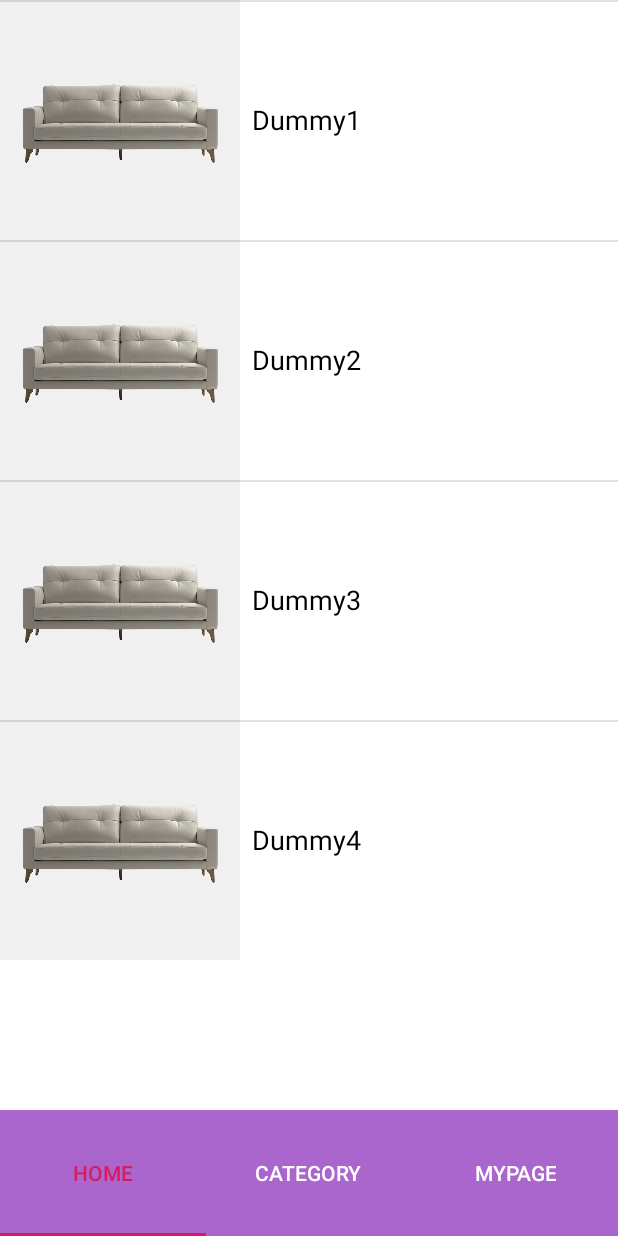
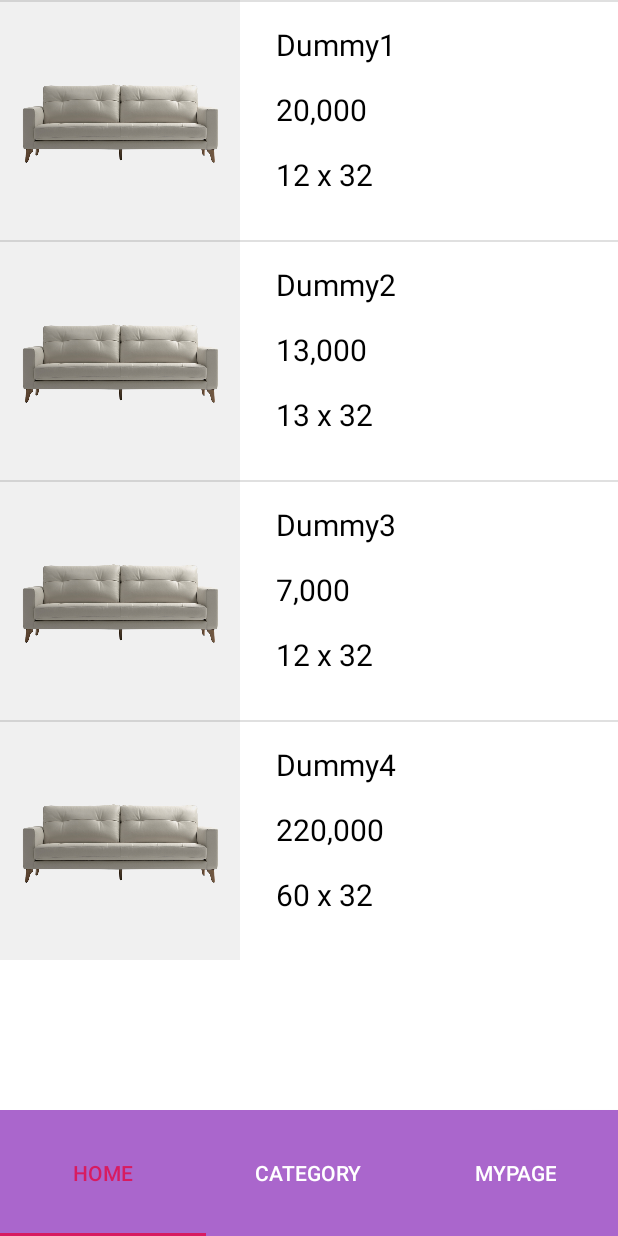
Before and after one commit to hglee93/2019spring_41class_team1, an Android app: the screen it shows after launch (MainActivity), on a phone screen of 412 x 824 dp. Run offline under Robolectric (Android 15) with nearby library versions, the phone set to English and light mode, and no system bars.

Commit message:
Add onClickListener to the RecyclerView in Home fragment
I added onClickListener() function to RecyclerView.
when a item is clicked, App shows "item clicked" toast message now.

```diff
--- a/src/app/src/main/java/com/team/gajimarket/adapter/RecyclerAdapter.java
+++ b/src/app/src/main/java/com/team/gajimarket/adapter/RecyclerAdapter.java
@@ -4,6 +4,7 @@
 import android.view.LayoutInflater;
 import android.view.View;
 import android.view.ViewGroup;
+import android.widget.RelativeLayout;
 import android.widget.TextView;
 
 import com.team.gajimarket.R;
@@ -16,20 +17,17 @@
  */
 
 public class RecyclerAdapter extends RecyclerView.Adapter<RecyclerAdapter.ItemViewHolder> {
-    ArrayList<RecyclerItem> mItems;
 
-    // 커스텀 뷰홀더
-    // item layout 에 존재하는 위젯들을 바인딩합니다.
-    class ItemViewHolder extends RecyclerView.ViewHolder{
-        private TextView textView;
-        public ItemViewHolder(View itemView) {
-            super(itemView);
-            textView = (TextView) itemView.findViewById(R.id.itemNameTv);
-        }
+    public interface OnItemClickListener {
+        void onItemClick(RecyclerItem item);
     }
 
-    public RecyclerAdapter(ArrayList<RecyclerItem> items){
-        mItems = items;
+    private final ArrayList<RecyclerItem> mItems;
+    private final OnItemClickListener listener;
+
+    public RecyclerAdapter(ArrayList<RecyclerItem> items, OnItemClickListener listener){
+        this.mItems = items;
+        this.listener = listener;
     }
 
     // 새로운 뷰 홀더 생성
@@ -42,7 +40,10 @@
     // View 의 내용을 해당 포지션의 데이터로 바꿉니다.
     @Override
     public void onBindViewHolder(ItemViewHolder holder, int position) {
-        holder.textView.setText(mItems.get(position).getName());
+        //holder.tvName.setText(mItems.get(position).getName());
+        //holder.tvPrice.setText(mItems.get(position).getPrice());
+        //holder.tvSize.setText(mItems.get(position).getSize());
+        holder.bind(mItems.get(position), listener);
     }
 
     // 데이터 셋의 크기를 리턴해줍니다.
@@ -50,4 +51,32 @@
     public int getItemCount() {
         return mItems.size();
     }
+
+    // 커스텀 뷰홀더
+    // item layout 에 존재하는 위젯들을 바인딩합니다.
+    static class ItemViewHolder extends RecyclerView.ViewHolder{
+        private TextView tvName;
+        private TextView tvPrice;
+        private TextView tvSize;
+        private RelativeLayout layoutItem;
+
+        public ItemViewHolder(View itemView) {
+            super(itemView);
+            tvName = (TextView) itemView.findViewById(R.id.tvItemName);
+            tvPrice = (TextView) itemView.findViewById(R.id.tvItemPrice);
+            tvSize = (TextView) itemView.findViewById(R.id.tvItemSize);
+            layoutItem = (RelativeLayout) itemView.findViewById(R.id.itemView);
+        }
+        public void bind(final RecyclerItem item, final OnItemClickListener listener) {
+            tvName.setText(item.getName());
+            tvPrice.setText(item.getPrice());
+            tvSize.setText(item.getSize());
+            itemView.setOnClickListener(new View.OnClickListener() {
+                @Override
+                public void onClick(View v) {
+                    listener.onItemClick(item);
+                }
+            });
+        }
+    }
 }
--- a/src/app/src/main/java/com/team/gajimarket/fragment/FragmentHome.java
+++ b/src/app/src/main/java/com/team/gajimarket/fragment/FragmentHome.java
@@ -10,6 +10,7 @@
 import android.view.LayoutInflater;
 import android.view.View;
 import android.view.ViewGroup;
+import android.widget.Toast;
 
 import com.team.gajimarket.R;
 import com.team.gajimarket.activity.MainActivity;
@@ -19,15 +20,18 @@
 import java.util.ArrayList;
 
 public class FragmentHome extends Fragment {
+
+    private MainActivity mainActivity;
     private RecyclerView recyclerView;
     private RecyclerView.Adapter mAdapter;
     private RecyclerView.LayoutManager layoutManager;
-    private MainActivity mainActivity;
+
     @Override
     public void onAttach(Context context) {
         mainActivity = (MainActivity)getActivity();
         super.onAttach(context);
     }
+
     @Nullable
     @Override
     public View onCreateView(@NonNull LayoutInflater inflater, @Nullable ViewGroup container, @Nullable Bundle savedInstanceState) {
@@ -38,13 +42,19 @@
         recyclerView.setLayoutManager(layoutManager);
 
         ArrayList<RecyclerItem> Dataset = new ArrayList<>();
-        Dataset.add(new RecyclerItem("Dummy1"));
-        Dataset.add(new RecyclerItem("Dummy2"));
-        Dataset.add(new RecyclerItem("Dummy3"));
-        Dataset.add(new RecyclerItem("Dummy4"));
+        Dataset.add(new RecyclerItem("Dummy1", "20,000", "12 x 32"));
+        Dataset.add(new RecyclerItem("Dummy2", "13,000", "13 x 32"));
+        Dataset.add(new RecyclerItem("Dummy3", "7,000", "12 x 32"));
+        Dataset.add(new RecyclerItem("Dummy4", "220,000", "60 x 32"));
 
-        mAdapter = new RecyclerAdapter(Dataset);
+        mAdapter = new RecyclerAdapter(Dataset, new RecyclerAdapter.OnItemClickListener(){
+            @Override
+            public void onItemClick(RecyclerItem item) {
+                Toast.makeText(mainActivity, "Item Clicked", Toast.LENGTH_LONG).show();
+            }
+        });
         recyclerView.setAdapter(mAdapter);
+
         return rootView;
     }
 
--- a/src/app/src/main/java/com/team/gajimarket/item/RecyclerItem.java
+++ b/src/app/src/main/java/com/team/gajimarket/item/RecyclerItem.java
@@ -2,12 +2,40 @@
 
 public class RecyclerItem {
     String name;
+    String price;
+    String size;
 
     public RecyclerItem(String name) {
         this.name = name;
     }
 
+    public RecyclerItem(String name, String price, String size) {
+        this.name = name;
+        this.price = price;
+        this.size = size;
+    }
+
     public String getName() {
         return name;
     }
+
+    public String getPrice() {
+        return price;
+    }
+
+    public String getSize() {
+        return size;
+    }
+
+    public void setName(String name) {
+        this.name = name;
+    }
+
+    public void setPrice(String price) {
+        this.price = price;
+    }
+
+    public void setSize(String size) {
+        this.size = size;
+    }
 }
--- a/src/app/src/main/res/layout/item_recycler_view.xml
+++ b/src/app/src/main/res/layout/item_recycler_view.xml
@@ -1,9 +1,12 @@
 <?xml version="1.0" encoding="utf-8"?>
-<RelativeLayout xmlns:android="http://schemas.android.com/apk/res/android"
-    android:orientation="vertical"
+<RelativeLayout
+    xmlns:android="http://schemas.android.com/apk/res/android"
+    xmlns:app="http://schemas.android.com/apk/res-auto"
+    android:id="@+id/itemView"
+    android:layout_width="match_parent"
+    android:layout_height="160dp"
     android:background="#fff"
-    android:layout_width="match_parent"
-    android:layout_height="160dp">
+    android:orientation="vertical">
 
     <ImageView
         android:id="@+id/itemImg"
@@ -12,15 +15,56 @@
         android:layout_centerVertical="true"
         android:src="@drawable/example_sofa" />
 
-    <TextView
-        android:id="@+id/itemNameTv"
-        android:layout_width="wrap_content"
-        android:layout_height="wrap_content"
-        android:layout_centerVertical="true"
-        android:layout_toRightOf="@+id/itemImg"
-        android:layout_marginStart="8dp"
-        android:text="NAME"
-        android:textColor="@android:color/background_dark"
-        android:textSize="18dp" />
-    <View style="@style/Divider"/>
+    <android.support.constraint.ConstraintLayout
+        android:id="@+id/productInfo"
+        android:layout_width="match_parent"
+        android:layout_height="match_parent"
+        android:layout_alignParentTop="true"
+        android:layout_marginLeft="0dp"
+        android:layout_marginTop="0dp"
+        android:layout_toRightOf="@+id/itemImg">
+
+        <TextView
+            android:id="@+id/tvItemName"
+            android:layout_width="wrap_content"
+            android:layout_height="wrap_content"
+            android:layout_marginStart="24dp"
+            android:layout_marginTop="8dp"
+            android:layout_marginBottom="16dp"
+            android:text="NAME"
+            android:textColor="@android:color/background_dark"
+            android:textSize="20dp"
+            app:layout_constraintBottom_toBottomOf="parent"
+            app:layout_constraintStart_toStartOf="parent"
+            app:layout_constraintTop_toTopOf="parent"
+            app:layout_constraintVertical_bias="0.073" />
+
+        <TextView
+            android:id="@+id/tvItemPrice"
+            android:layout_width="wrap_content"
+            android:layout_height="wrap_content"
+            android:layout_marginStart="24dp"
+            android:layout_marginTop="16dp"
+            android:text="NAME"
+            android:textColor="@android:color/background_dark"
+            android:textSize="20dp"
+            app:layout_constraintStart_toStartOf="parent"
+            app:layout_constraintTop_toBottomOf="@+id/tvItemName" />
+
+        <TextView
+            android:id="@+id/tvItemSize"
+            android:layout_width="wrap_content"
+            android:layout_height="wrap_content"
+            android:layout_marginStart="24dp"
+            android:layout_marginTop="16dp"
+            android:text="NAME"
+            android:textColor="@android:color/background_dark"
+            android:textSize="20dp"
+            app:layout_constraintBottom_toBottomOf="parent"
+            app:layout_constraintStart_toStartOf="parent"
+            app:layout_constraintTop_toBottomOf="@+id/tvItemPrice"
+            app:layout_constraintVertical_bias="0.0" />
+    </android.support.constraint.ConstraintLayout>
+
+    <View style="@style/Divider" />
 </RelativeLayout>
```
Also changed, not shown: src/app/src/main/java/com/hglee/gajimarket/ArActivity.java (deleted, +0 -113 lines), src/app/src/main/java/com/hglee/gajimarket/MainActivity.java (deleted, +0 -68 lines).
